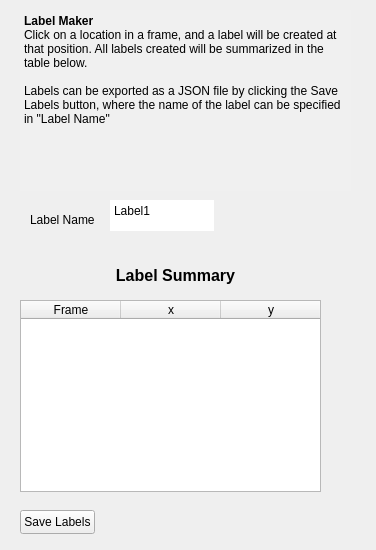
Qt form headers/Label_Widget.ui (paulmthompson/WhiskerToolbox) before a commit.
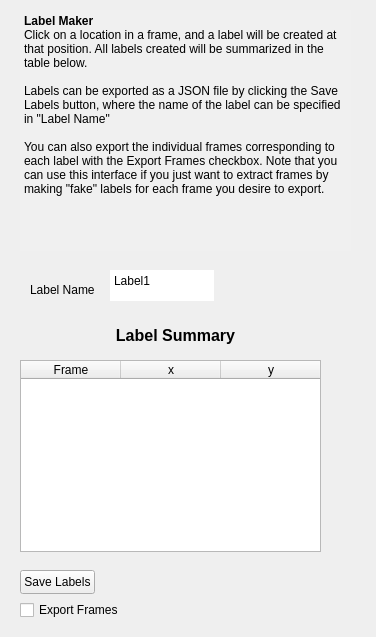
The same form after that commit.

Commit message: use structured bindings for clarity in label maker

The edit to the form file:
```diff
--- a/headers/Label_Widget.ui
+++ b/headers/Label_Widget.ui
@@ -7,7 +7,7 @@
     <x>0</x>
     <y>0</y>
     <width>376</width>
-    <height>550</height>
+    <height>637</height>
    </rect>
   </property>
   <property name="windowTitle">
@@ -17,7 +17,7 @@
    <property name="geometry">
     <rect>
      <x>110</x>
-     <y>200</y>
+     <y>270</y>
      <width>104</width>
      <height>31</height>
     </rect>
@@ -40,7 +40,7 @@
    <property name="geometry">
     <rect>
      <x>30</x>
-     <y>210</y>
+     <y>280</y>
      <width>71</width>
      <height>20</height>
     </rect>
@@ -53,7 +53,7 @@
    <property name="geometry">
     <rect>
      <x>20</x>
-     <y>300</y>
+     <y>360</y>
      <width>301</width>
      <height>192</height>
     </rect>
@@ -89,7 +89,7 @@
    <property name="geometry">
     <rect>
      <x>20</x>
-     <y>510</y>
+     <y>570</y>
      <width>75</width>
      <height>24</height>
     </rect>
@@ -104,7 +104,7 @@
      <x>20</x>
      <y>10</y>
      <width>331</width>
-     <height>181</height>
+     <height>241</height>
     </rect>
    </property>
    <property name="styleSheet">
@@ -127,14 +127,16 @@
 &lt;p style=&quot; margin-top:0px; margin-bottom:0px; margin-left:0px; margin-right:0px; -qt-block-indent:0; text-indent:0px;&quot;&gt;&lt;span style=&quot; font-weight:700;&quot;&gt;Label Maker&lt;/span&gt;&lt;/p&gt;
 &lt;p style=&quot; margin-top:0px; margin-bottom:0px; margin-left:0px; margin-right:0px; -qt-block-indent:0; text-indent:0px;&quot;&gt;Click on a location in a frame, and a label will be created at that position. All labels created will be summarized in the table below. &lt;/p&gt;
 &lt;p style=&quot;-qt-paragraph-type:empty; margin-top:0px; margin-bottom:0px; margin-left:0px; margin-right:0px; -qt-block-indent:0; text-indent:0px;&quot;&gt;&lt;br /&gt;&lt;/p&gt;
-&lt;p style=&quot; margin-top:0px; margin-bottom:0px; margin-left:0px; margin-right:0px; -qt-block-indent:0; text-indent:0px;&quot;&gt;Labels can be exported as a JSON file by clicking the Save Labels button, where the name of the label can be specified in &amp;quot;Label Name&amp;quot;&lt;/p&gt;&lt;/body&gt;&lt;/html&gt;</string>
+&lt;p style=&quot; margin-top:0px; margin-bottom:0px; margin-left:0px; margin-right:0px; -qt-block-indent:0; text-indent:0px;&quot;&gt;Labels can be exported as a JSON file by clicking the Save Labels button, where the name of the label can be specified in &amp;quot;Label Name&amp;quot;&lt;/p&gt;
+&lt;p style=&quot;-qt-paragraph-type:empty; margin-top:0px; margin-bottom:0px; margin-left:0px; margin-right:0px; -qt-block-indent:0; text-indent:0px;&quot;&gt;&lt;br /&gt;&lt;/p&gt;
+&lt;p style=&quot; margin-top:0px; margin-bottom:0px; margin-left:0px; margin-right:0px; -qt-block-indent:0; text-indent:0px;&quot;&gt;You can also export the individual frames corresponding to each label with the Export Frames checkbox. Note that you can use this interface if you just want to extract frames by making &amp;quot;fake&amp;quot; labels for each frame you desire to export.&lt;/p&gt;&lt;/body&gt;&lt;/html&gt;</string>
    </property>
   </widget>
   <widget class="QLabel" name="label_2">
    <property name="geometry">
     <rect>
      <x>110</x>
-     <y>260</y>
+     <y>320</y>
      <width>131</width>
      <height>31</height>
     </rect>
@@ -152,6 +154,19 @@
     <set>Qt::AlignCenter</set>
    </property>
   </widget>
+  <widget class="QCheckBox" name="export_frames_checkbox">
+   <property name="geometry">
+    <rect>
+     <x>20</x>
+     <y>600</y>
+     <width>111</width>
+     <height>20</height>
+    </rect>
+   </property>
+   <property name="text">
+    <string>Export Frames</string>
+   </property>
+  </widget>
  </widget>
  <resources/>
  <connections/>
```
The commit also changes 4 other files.
